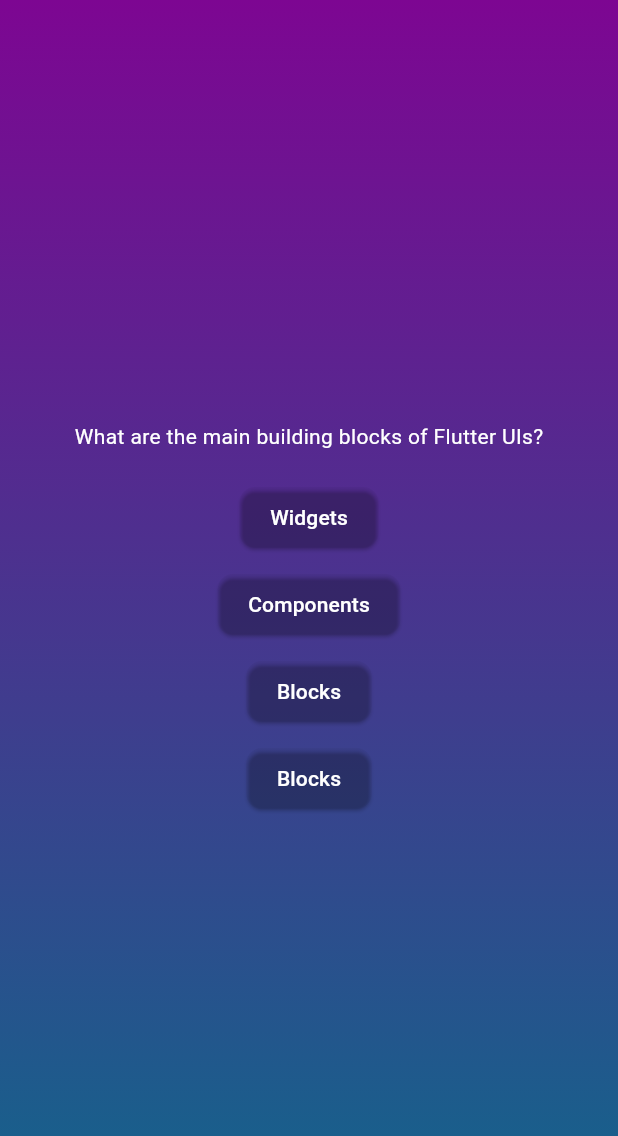
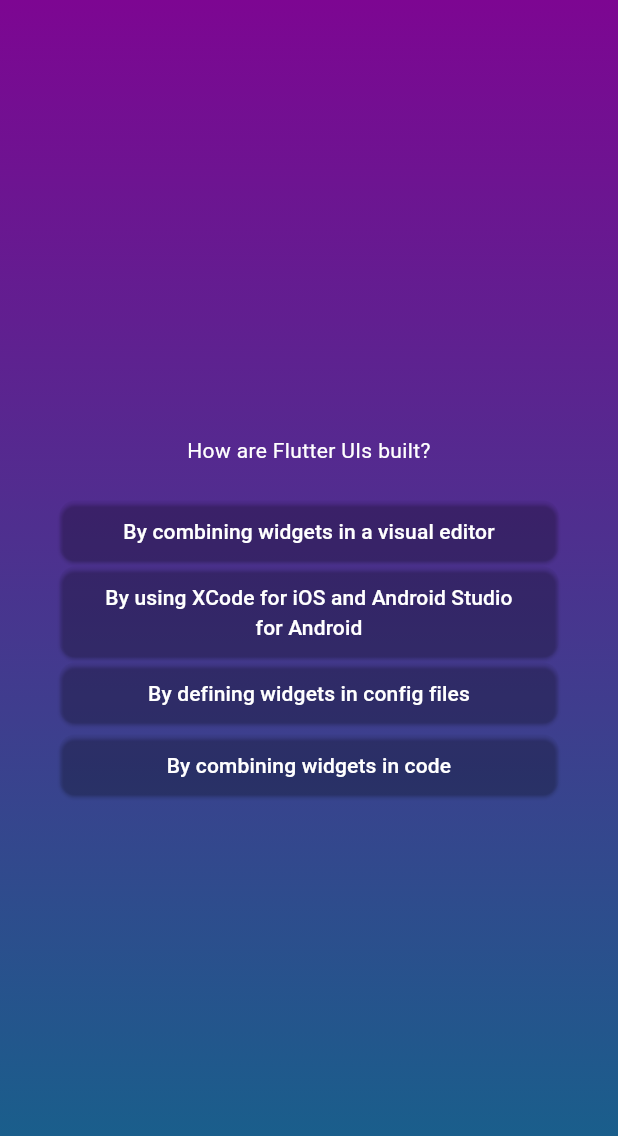
Before and after one commit to Fthsylp/Adv_Basics, a Flutter app: the screen it shows after launch, after a tap on "Start Quiz", after a tap on "Components", on a phone screen of 412 x 824 dp. Shown: the top 1136 px of the screen. Run offline on Flutter 3.47's test engine with Material 3 defaults, Android fonts, the phone set to English and light mode, and no system bars.

Commit message:
Enhance quiz functionality with answer shuffling and UI improvements

```diff
--- a/lib/answer_button.dart
+++ b/lib/answer_button.dart
@@ -22,7 +22,7 @@ class AnswerButton extends StatelessWidget {
         ),
         padding: EdgeInsets.symmetric(horizontal: 20, vertical: 10),
       ),
-      child: Text(answerText),
+      child: Text(answerText, textAlign: TextAlign.center,),
     );
   }
 }
--- a/lib/models/quiz_question.dart
+++ b/lib/models/quiz_question.dart
@@ -4,4 +4,10 @@ class QuizQuestion {
 
   final String text;
   final List<String> answers;
+
+  List<String> getShuffledAnswers() {
+    final shuffledList = List.of(answers);
+    shuffledList.shuffle();
+    return shuffledList;
+  }
 }
--- a/lib/questions_screen.dart
+++ b/lib/questions_screen.dart
@@ -12,28 +12,37 @@ class QuestionsScreen extends StatefulWidget {
 }
 
 class _QuestionsScreenState extends State<QuestionsScreen> {
+  var currentQuestionIndex = 0;
+
+  void answerQuestion() {
+    setState(() {
+      currentQuestionIndex++;
+    });
+  }
+
   @override
   Widget build(context) {
-    final currentQuestion = questions[0];
+    final currentQuestion = questions[currentQuestionIndex];
 
     return SizedBox(
       width: double.infinity,
+      child: Container(
+        margin: const EdgeInsets.all(40),
         child: Column(
           mainAxisAlignment: MainAxisAlignment.center,
+          crossAxisAlignment: CrossAxisAlignment.stretch,
           children: [
             Text(
               currentQuestion.text,
               style: const TextStyle(color: Colors.white),
+              textAlign: TextAlign.center,
             ),
             const SizedBox(height: 20),
-          AnswerButton(answerText: currentQuestion.answers[0], onTap: () {}),
-          SizedBox(height: 10),
-          AnswerButton(answerText: currentQuestion.answers[1], onTap: () {}),
-          SizedBox(height: 10),
-          AnswerButton(answerText: currentQuestion.answers[2], onTap: () {}),
-          SizedBox(height: 10),
-          AnswerButton(answerText: currentQuestion.answers[2], onTap: () {}),
+            ...currentQuestion.getShuffledAnswers().map((item) {
+              return AnswerButton(answerText: item, onTap: answerQuestion);
+            }),
           ],
+        ),
       ),
     );
   }
--- a/pubspec.yaml
+++ b/pubspec.yaml
@@ -34,6 +34,7 @@ dependencies:
   # The following adds the Cupertino Icons font to your application.
   # Use with the CupertinoIcons class for iOS style icons.
   cupertino_icons: ^1.0.8
+  google_fonts: ^6.2.1
 
 dev_dependencies:
   flutter_test:
```
Also changed, not shown: pubspec.lock, 1 other file. Lines whose indentation alone changed are shown as unchanged.
